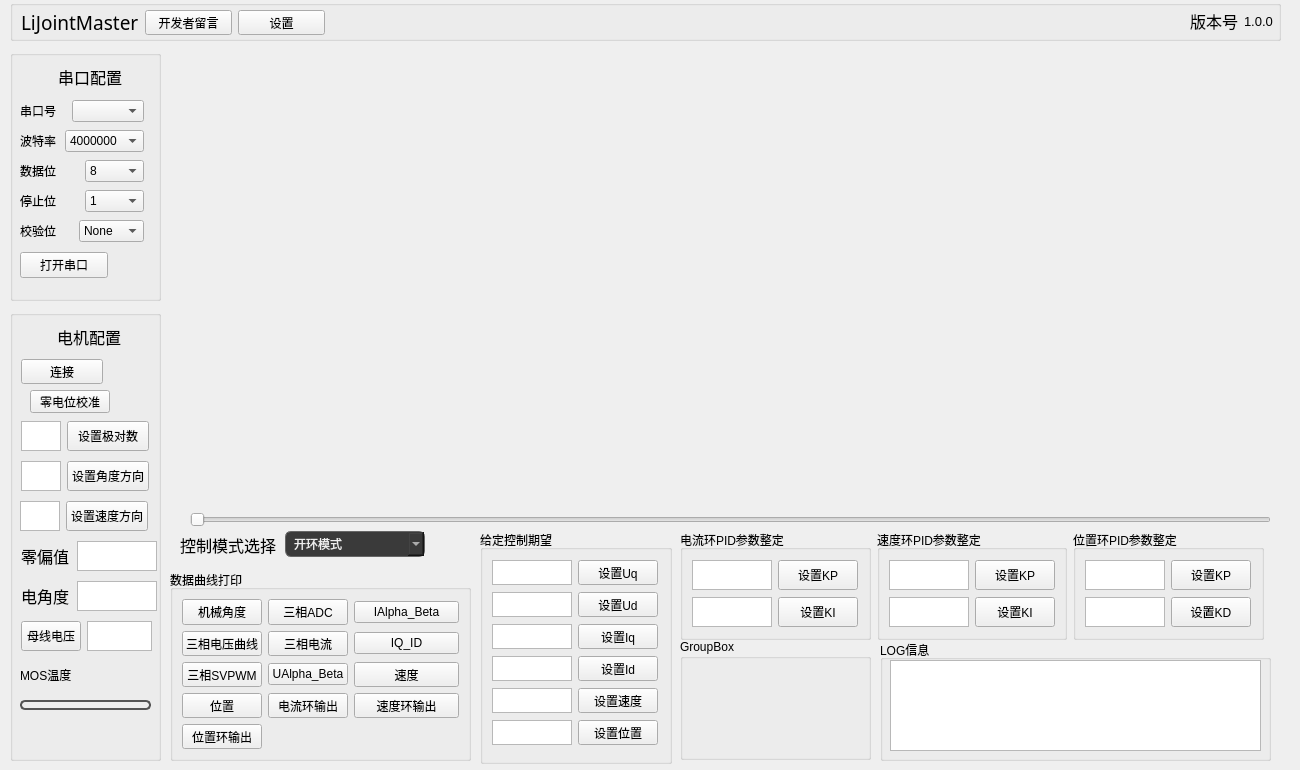
Old version of the form widget.ui in the repository lhzloveyyj/LiJointMaster.
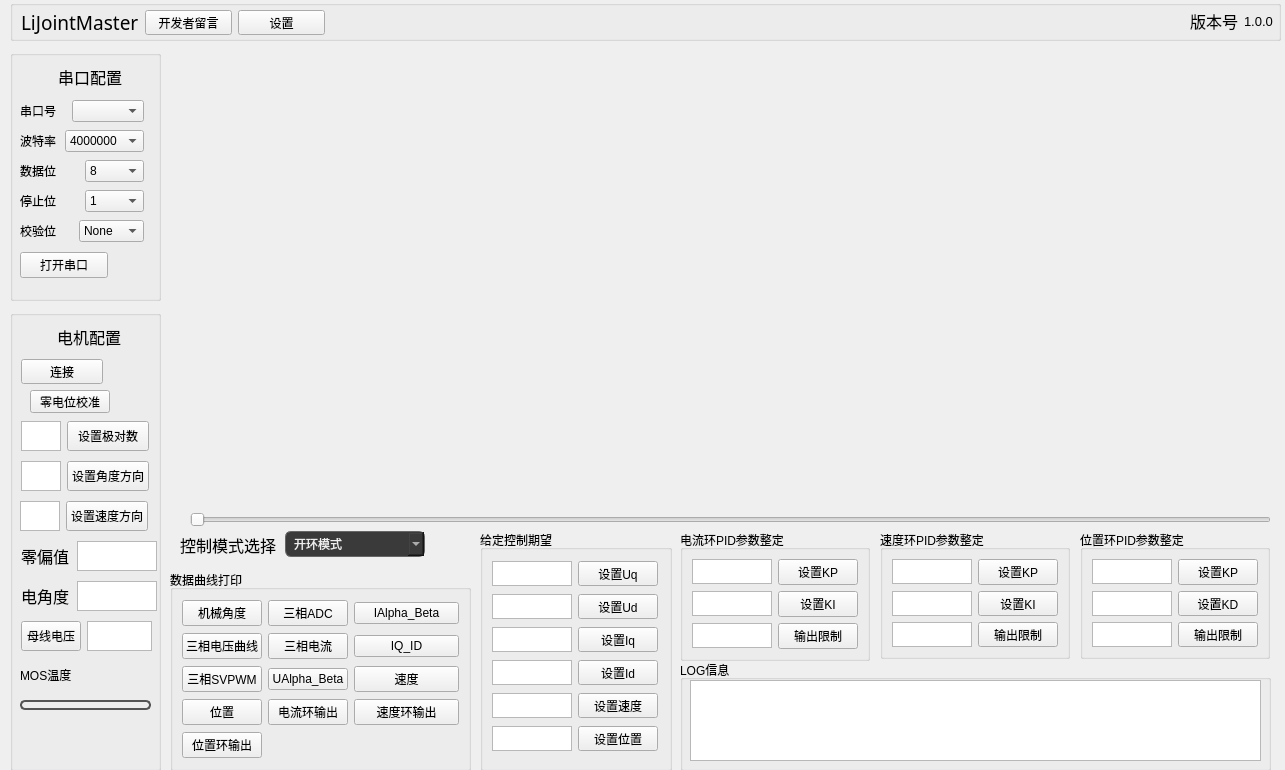
New version of the form. Icons and pictures are not drawn. Custom widgets are drawn as their Qt base class.

Commit message: 添加输出限制

Patch:
```diff
--- a/widget.ui
+++ b/widget.ui
@@ -6,7 +6,7 @@
    <rect>
     <x>0</x>
     <y>0</y>
-    <width>1300</width>
+    <width>1285</width>
     <height>770</height>
    </rect>
   </property>
@@ -45,7 +45,7 @@
      <x>170</x>
      <y>570</y>
      <width>301</width>
-     <height>191</height>
+     <height>201</height>
     </rect>
    </property>
    <property name="font">
@@ -635,7 +635,7 @@
      <x>10</x>
      <y>310</y>
      <width>151</width>
-     <height>451</height>
+     <height>461</height>
     </rect>
    </property>
    <property name="title">
@@ -1032,7 +1032,7 @@
      <x>480</x>
      <y>530</y>
      <width>192</width>
-     <height>234</height>
+     <height>241</height>
     </rect>
    </property>
    <property name="title">
@@ -1371,41 +1371,15 @@
     </item>
    </layout>
   </widget>
-  <widget class="QGroupBox" name="groupBox_8">
-   <property name="geometry">
-    <rect>
-     <x>880</x>
-     <y>640</y>
-     <width>391</width>
-     <height>121</height>
-    </rect>
-   </property>
-   <property name="title">
-    <string>LOG信息</string>
-   </property>
-   <widget class="QTextBrowser" name="log_txt">
-    <property name="geometry">
-     <rect>
-      <x>10</x>
-      <y>20</y>
-      <width>371</width>
-      <height>91</height>
-     </rect>
-    </property>
-   </widget>
-  </widget>
-  <widget class="QWidget" name="layoutWidget">
-   <property name="geometry">
-    <rect>
-     <x>680</x>
-     <y>530</y>
-     <width>584</width>
-     <height>110</height>
-    </rect>
-   </property>
-   <layout class="QHBoxLayout" name="horizontalLayout_5">
-    <item>
      <widget class="QGroupBox" name="groupBox_5">
+   <property name="geometry">
+    <rect>
+     <x>680</x>
+     <y>530</y>
+     <width>190</width>
+     <height>131</height>
+    </rect>
+   </property>
       <property name="title">
        <string>电流环PID参数整定</string>
       </property>
@@ -1415,7 +1389,7 @@
          <property name="maximumSize">
           <size>
            <width>80</width>
-           <height>30</height>
+        <height>25</height>
           </size>
          </property>
         </widget>
@@ -1438,7 +1412,7 @@
          <property name="maximumSize">
           <size>
            <width>80</width>
-           <height>30</height>
+        <height>25</height>
           </size>
          </property>
         </widget>
@@ -1456,11 +1430,40 @@
          </property>
         </widget>
        </item>
-      </layout>
-     </widget>
-    </item>
-    <item>
+    <item row="2" column="0">
+     <widget class="QTextEdit" name="iqPID_out_te">
+      <property name="maximumSize">
+       <size>
+        <width>80</width>
+        <height>25</height>
+       </size>
+      </property>
+     </widget>
+    </item>
+    <item row="2" column="1">
+     <widget class="QPushButton" name="iqPID_out_tb">
+      <property name="maximumSize">
+       <size>
+        <width>80</width>
+        <height>30</height>
+       </size>
+      </property>
+      <property name="text">
+       <string>输出限制</string>
+      </property>
+     </widget>
+    </item>
+   </layout>
+  </widget>
      <widget class="QGroupBox" name="groupBox_9">
+   <property name="geometry">
+    <rect>
+     <x>880</x>
+     <y>530</y>
+     <width>190</width>
+     <height>129</height>
+    </rect>
+   </property>
       <property name="title">
        <string>速度环PID参数整定</string>
       </property>
@@ -1470,7 +1473,7 @@
          <property name="maximumSize">
           <size>
            <width>80</width>
-           <height>30</height>
+        <height>25</height>
           </size>
          </property>
         </widget>
@@ -1493,7 +1496,7 @@
          <property name="maximumSize">
           <size>
            <width>80</width>
-           <height>30</height>
+        <height>25</height>
           </size>
          </property>
         </widget>
@@ -1511,11 +1514,34 @@
          </property>
         </widget>
        </item>
-      </layout>
-     </widget>
-    </item>
-    <item>
+    <item row="2" column="0">
+     <widget class="QTextEdit" name="speedPID_out_te">
+      <property name="maximumSize">
+       <size>
+        <width>80</width>
+        <height>25</height>
+       </size>
+      </property>
+     </widget>
+    </item>
+    <item row="2" column="1">
+     <widget class="QPushButton" name="speedPID_out_tb">
+      <property name="text">
+       <string>输出限制</string>
+      </property>
+     </widget>
+    </item>
+   </layout>
+  </widget>
      <widget class="QGroupBox" name="groupBox_7">
+   <property name="geometry">
+    <rect>
+     <x>1080</x>
+     <y>530</y>
+     <width>190</width>
+     <height>129</height>
+    </rect>
+   </property>
       <property name="title">
        <string>位置环PID参数整定</string>
       </property>
@@ -1525,7 +1551,7 @@
          <property name="maximumSize">
           <size>
            <width>80</width>
-           <height>30</height>
+        <height>25</height>
           </size>
          </property>
         </widget>
@@ -1548,7 +1574,7 @@
          <property name="maximumSize">
           <size>
            <width>80</width>
-           <height>30</height>
+        <height>25</height>
           </size>
          </property>
         </widget>
@@ -1566,23 +1592,53 @@
          </property>
         </widget>
        </item>
-      </layout>
+    <item row="2" column="0">
+     <widget class="QTextEdit" name="localPID_out_te">
+      <property name="maximumSize">
+       <size>
+        <width>80</width>
+        <height>25</height>
+       </size>
+      </property>
      </widget>
     </item>
+    <item row="2" column="1">
+     <widget class="QPushButton" name="localPID_out_tb">
+      <property name="maximumSize">
+       <size>
+        <width>80</width>
+        <height>30</height>
+       </size>
+      </property>
+      <property name="text">
+       <string>输出限制</string>
+      </property>
+     </widget>
+    </item>
    </layout>
   </widget>
-  <widget class="QGroupBox" name="groupBox_10">
+  <widget class="QGroupBox" name="groupBox_8">
    <property name="geometry">
     <rect>
      <x>680</x>
-     <y>639</y>
-     <width>191</width>
-     <height>121</height>
+     <y>660</y>
+     <width>591</width>
+     <height>111</height>
     </rect>
    </property>
    <property name="title">
-    <string>GroupBox</string>
+    <string>LOG信息</string>
    </property>
+   <widget class="QTextBrowser" name="log_txt">
+    <property name="geometry">
+     <rect>
+      <x>10</x>
+      <y>20</y>
+      <width>571</width>
+      <height>81</height>
+     </rect>
+    </property>
+   </widget>
   </widget>
  </widget>
  <customwidgets>
```
Left out of the diff: 10 changed lines with no effect on the pictures. Lines whose indentation alone changed are shown as unchanged. The commit also changes 22 other files.
